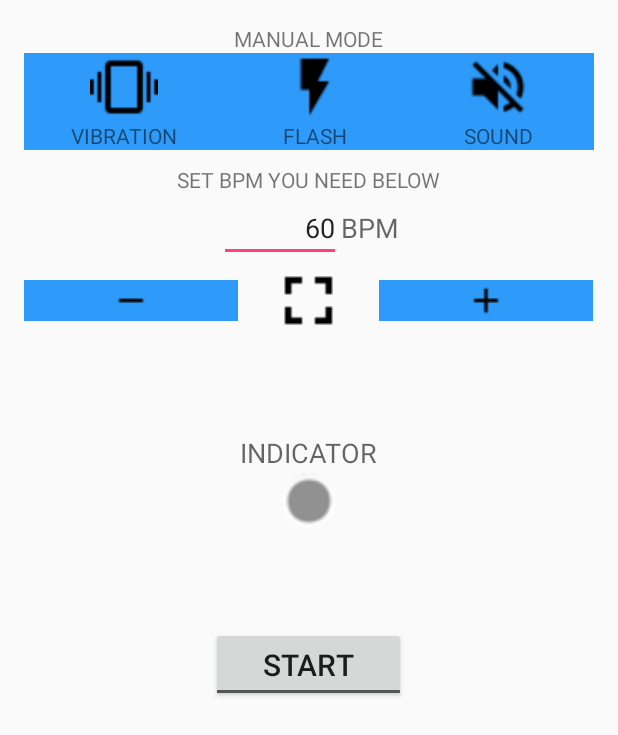
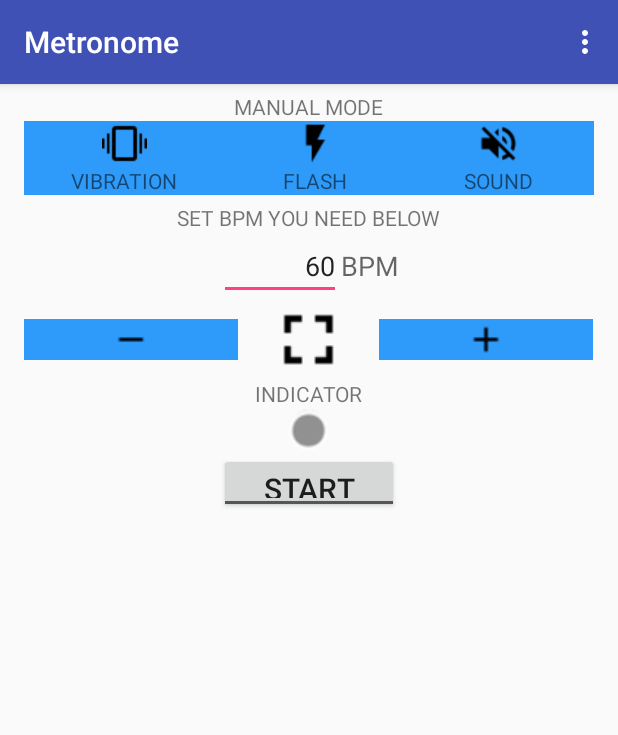
Before and after one commit to VitaliyLytvyn/Metronome, an Android app: the screen it shows after launch (MainActivity), on a phone screen of 412 x 824 dp. Shown: the top 735 px of the screen. Run offline under Robolectric (Android 15) with nearby library versions, the phone set to English and light mode, and no system bars; 1 statement that could not run was skipped.

Commit message:
3-d: fix synchro bug, change sound playing tool, add menu

```diff
--- a/app/src/main/AndroidManifest.xml
+++ b/app/src/main/AndroidManifest.xml
@@ -7,7 +7,6 @@
     <!-- <uses-feature android:name="android.hardware.camera" /> -->
     <uses-feature android:name="android.hardware.camera.flash" android:required="false" />
     <uses-permission android:name="android.permission.VIBRATE"/>
-
 
     <application
         android:allowBackup="true"
--- a/app/src/main/java/com/skyver/metronome/MVP.java
+++ b/app/src/main/java/com/skyver/metronome/MVP.java
@@ -43,7 +43,8 @@ public interface MVP {
         public void viewStarting();
         public void viewStopping();
         public boolean stopAllWorks();
-        public boolean startWorks(int interval);
+        public boolean startWorks(int interval, int soundId);
+        public boolean changeSound(int newSoundId);
         public boolean addWork(WorkTypes type);
         public boolean removeWork(WorkTypes type);
         public boolean changeBPM(int newBPM);
@@ -80,7 +81,8 @@ public interface MVP {
         public void startBinding();
         public void stopBinding();
         public boolean StopAllWorks();
-        public boolean StartWorks(int interval);
+        public boolean startWorks(int interval, int soundId);
+        public boolean changeSound(int newSoundId);
         public boolean addWork(WorkTypes type);
         public boolean removeWork(WorkTypes type);
         public boolean changeBPM(int newBPM);
--- a/app/src/main/java/com/skyver/metronome/model/works/WorkRunIndicator.java
+++ b/app/src/main/java/com/skyver/metronome/model/works/WorkRunIndicator.java
@@ -16,6 +16,8 @@ public class WorkRunIndicator extends WorkRunCommon {
     @Override
     public void run() {
 
+        mLastStartedTime = System.currentTimeMillis();//////
+
         Message msg = Message.obtain();
         try {
             if(ServiceForWork.mMessenger != null)
--- a/app/src/main/java/com/skyver/metronome/view/MainActivity.java
+++ b/app/src/main/java/com/skyver/metronome/view/MainActivity.java
@@ -6,7 +6,10 @@ import android.hardware.Camera;
 import android.os.Bundle;
 
 import android.preference.PreferenceManager;
+import android.support.v7.widget.Toolbar;
 import android.view.KeyEvent;
+import android.view.Menu;
+import android.view.MenuItem;
 import android.view.View;
 import android.widget.EditText;
 import android.widget.ImageView;
@@ -41,8 +44,8 @@ public class MainActivity
 
 
     //range - min and max of bpm
-    private static final int MIN_BPM = 20;
-    private static final int MAX_BPM = 180;
+    private static final int MIN_BPM = 10;
+    private static final int MAX_BPM = 300;
     public static final int DEFAULT_BPM = 60;
 
     public static final String BTN_VIBRO = "vibro_button";
@@ -50,8 +53,10 @@ public class MainActivity
     public static final String BTN_SOUND = "sound_button";
     public static final String BTN_START = "start_button";
     public static final String BPM_FIELD = "bpm_field";
+    public static final String SOUND_FIELD = "sound_field";
 
     private int mCurrentBPM;
+    private int mCurrentSound;
 
     private boolean mIsFlashAvailable;
 
@@ -64,8 +69,6 @@ public class MainActivity
 
     private ImageView indicator;
 
-
-
     /**
      * Hook method called when a new instance of Activity is created.
      * One time initialization code goes here, e.g., initializing
@@ -77,6 +80,11 @@ public class MainActivity
     protected void onCreate(Bundle savedInstanceState) {
         super.onCreate(savedInstanceState);
         setContentView(R.layout.activity_main);
+
+        ////////////////
+        Toolbar myToolbar = (Toolbar) findViewById(R.id.toolbar);
+        setSupportActionBar(myToolbar);
+        myToolbar.inflateMenu(R.menu.menu_main);
 
         initialiseComponents();
 
@@ -105,6 +113,7 @@ public class MainActivity
         mStartBtn.setChecked(sharedPref.getBoolean(BTN_START, false));  //default is false
 
         mCurrentBPM = sharedPref.getInt(BPM_FIELD, DEFAULT_BPM);
+        mCurrentSound = sharedPref.getInt(SOUND_FIELD, R.raw.variant_1);
 
         indicator = (ImageView) findViewById(R.id.indicatorView);
 
@@ -143,6 +152,7 @@ public class MainActivity
         editor.putBoolean(BTN_VIBRO, mVibroBtn.isChecked());
         editor.putBoolean(BTN_START, mStartBtn.isChecked());
         editor.putInt(BPM_FIELD, mCurrentBPM);
+        editor.putInt(SOUND_FIELD, mCurrentSound);
         editor.commit();
     }
 
@@ -165,7 +175,7 @@ public class MainActivity
      * this method is invoked every time when 'Flash' button is pressed
      * unless there is a Torch mode so we sett flag 'mIsFlashAvailable'
      * this method can return false even if flash is present
-     * becouse the Camera instance can be in use
+     * because the Camera instance can be in use
      * */
     private boolean checkIfFlashAvailable() {
         if (!getPackageManager().hasSystemFeature(PackageManager.FEATURE_CAMERA_FLASH))
@@ -217,7 +227,7 @@ public class MainActivity
 
                     //in generl flash can be present but not available at the moment(busy)
                     //in such a case we allow checking this option - flash we'll be used
-                    //as soon as it freed
+                    //as soon as it is freed
                     if(!mIsFlashAvailable && !checkIfFlashAvailable()){
                         mFlashBtn.setChecked(false);
                         Utils.showToast(this, "Flash is unavailable");
@@ -241,7 +251,7 @@ public class MainActivity
             }
             case R.id.buttonStartStop:{
                 if(((ToggleButton) btn).isChecked()) {
-                    isSuccess = getPresenter().startWorks(mCurrentBPM);
+                    isSuccess = getPresenter().startWorks(mCurrentBPM, mCurrentSound);
                     if(!isSuccess)
                         ((ToggleButton) btn).setChecked(false);
 
@@ -346,4 +356,46 @@ public class MainActivity
         }, 200);
     }
 
+    @Override
+    public boolean onCreateOptionsMenu(Menu menu) {
+        // Inflate the menu; this adds items to the action bar if it is present.
+        getMenuInflater().inflate(R.menu.menu_main, menu);
+        return true;
+    }
+
+    @Override
+    public boolean onOptionsItemSelected(MenuItem item) {
+        // Handle action bar item clicks here. The action bar will
+        // automatically handle clicks on the Home/Up button, so long
+        // as you specify a parent activity in AndroidManifest.xml.
+        int id = item.getItemId();
+
+        int soundId = mCurrentSound;
+
+        switch (id){
+
+            case R.id.variant_1 :
+                soundId = R.raw.variant_1;
+                break;
+
+            case R.id.variant_2 :
+                soundId = R.raw.variant_2;
+                break;
+
+            case R.id.variant_3 :
+                soundId = R.raw.variant_3;
+                break;
+
+            case R.id.variant_4 :
+                soundId = R.raw.variant_4;
+                break;
+
+            default:
+                return super.onOptionsItemSelected(item);
+        }
+
+        mCurrentSound = soundId;
+        getPresenter().changeSound(soundId);
+        return true;
+    }
 }
--- a/app/src/main/res/layout/activity_main.xml
+++ b/app/src/main/res/layout/activity_main.xml
@@ -1,4 +1,7 @@
 <?xml version="1.0" encoding="utf-8"?>
+
+
+
 <android.support.design.widget.CoordinatorLayout xmlns:android="http://schemas.android.com/apk/res/android"
     xmlns:app="http://schemas.android.com/apk/res-auto"
     xmlns:tools="http://schemas.android.com/tools"
@@ -7,6 +10,20 @@
     android:fitsSystemWindows="true"
     tools:context=".view.MainActivity">
 
+    <android.support.design.widget.AppBarLayout
+        android:layout_width="match_parent"
+        android:layout_height="wrap_content"
+        android:theme="@style/AppTheme.AppBarOverlay">
+
+        <android.support.v7.widget.Toolbar
+            android:id="@+id/toolbar"
+            android:layout_width="match_parent"
+            android:layout_height="?attr/actionBarSize"
+            android:background="?attr/colorPrimary"
+            app:popupTheme="@style/AppTheme.PopupOverlay" />
+
+    </android.support.design.widget.AppBarLayout>
+
     <include layout="@layout/content_main" />
 
 </android.support.design.widget.CoordinatorLayout>
--- a/app/src/main/res/layout/content_main.xml
+++ b/app/src/main/res/layout/content_main.xml
@@ -4,19 +4,21 @@
     xmlns:tools="http://schemas.android.com/tools"
     android:layout_width="match_parent"
     android:layout_height="match_parent"
-    android:paddingBottom="@dimen/activity_vertical_margin"
+    android:paddingBottom="0dp"
     android:paddingLeft="@dimen/activity_horizontal_margin"
     android:paddingRight="@dimen/activity_horizontal_margin"
-    android:paddingTop="@dimen/activity_vertical_margin"
     app:layout_behavior="@string/appbar_scrolling_view_behavior"
     tools:context=".view.MainActivity"
-    tools:showIn="@layout/activity_main">
+    tools:showIn="@layout/activity_main"
+    android:paddingTop="5dp">
 
     <LinearLayout
         android:orientation="vertical"
         android:layout_width="match_parent"
         android:layout_height="match_parent"
-        android:weightSum="1">
+        android:weightSum="1"
+        android:layout_alignParentEnd="false"
+        android:layout_alignParentStart="false">
 
         <RelativeLayout
             android:layout_width="match_parent"
@@ -30,7 +32,7 @@
                 android:id="@+id/textView"
                 android:layout_alignParentBottom="false"
                 android:layout_centerHorizontal="true"
-                android:layout_alignParentTop="true" />
+                android:layout_alignParentTop="false" />
 
         </RelativeLayout>
 
@@ -52,8 +54,8 @@
                 android:gravity="center">
 
                 <ToggleButton
-                    android:layout_width="45dp"
-                    android:layout_height="45dp"
+                    android:layout_width="30dp"
+                    android:layout_height="30dp"
                     android:id="@+id/buttonVibro"
                     android:background="@drawable/btn_vibro_sel"
                     android:textOn=""
@@ -80,8 +82,8 @@
                 android:gravity="center">
 
                 <ToggleButton
-                    android:layout_width="45dp"
-                    android:layout_height="45dp"
+                    android:layout_width="30dp"
+                    android:layout_height="30dp"
                     android:id="@+id/buttonFlash"
                     android:background="@drawable/btn_flash_sel"
                     android:textOn=""
@@ -106,8 +108,8 @@
                 android:gravity="center">
 
                 <ToggleButton
-                    android:layout_width="45dp"
-                    android:layout_height="45dp"
+                    android:layout_width="30dp"
+                    android:layout_height="30dp"
                     android:id="@+id/buttonSound"
                     android:background="@drawable/btn_sound_sel"
                     android:textOn=""
@@ -136,7 +138,7 @@
                 android:textAppearance="?android:attr/textAppearanceSmall"
                 android:text="SET BPM YOU NEED BELOW"
                 android:id="@+id/textView4"
-                android:layout_marginTop="10dp" />
+                android:layout_marginTop="5dp" />
 
             <LinearLayout
                 android:orientation="horizontal"
@@ -162,7 +164,8 @@
                     android:id="@+id/textView6" />
 
             </LinearLayout>
-            </LinearLayout>
+
+        </LinearLayout>
 
         <LinearLayout
             android:orientation="horizontal"
@@ -216,21 +219,21 @@
             android:orientation="vertical"
             android:layout_width="match_parent"
             android:layout_height="wrap_content"
-            android:layout_weight="0.26"
             android:gravity="center">
 
             <TextView
                 android:layout_width="wrap_content"
                 android:layout_height="wrap_content"
-                android:textAppearance="?android:attr/textAppearanceMedium"
+                android:textAppearance="?android:attr/textAppearanceSmall"
                 android:text="INDICATOR"
                 android:id="@+id/textView5" />
 
             <ImageView
-                android:layout_width="40dp"
-                android:layout_height="40dp"
+                android:layout_width="30dp"
+                android:layout_height="30dp"
                 android:id="@+id/indicatorView"
-                android:src="@drawable/presence_invisible" />
+                android:src="@drawable/presence_invisible"
+                android:adjustViewBounds="false" />
         </LinearLayout>
 
         <LinearLayout
@@ -240,8 +243,8 @@
             android:gravity="center">
 
             <ToggleButton
-                android:layout_width="130dp"
-                android:layout_height="50dp"
+                android:layout_width="120dp"
+                android:layout_height="40dp"
                 android:text="New ToggleButton"
                 android:id="@+id/buttonStartStop"
                 android:textSize="20sp"
--- a/app/src/main/res/menu/menu_main.xml
+++ b/app/src/main/res/menu/menu_main.xml
@@ -3,8 +3,24 @@
     xmlns:tools="http://schemas.android.com/tools"
     tools:context=".view.MainActivity">
     <item
-        android:id="@+id/action_settings"
+        android:id="@+id/variant_1"
         android:orderInCategory="100"
-        android:title="@string/action_settings"
+        android:title="@string/variant_1"
         app:showAsAction="never" />
+    <item
+        android:id="@+id/variant_2"
+        android:orderInCategory="101"
+        android:title="@string/variant_2"
+        app:showAsAction="never" />
+    <item
+        android:id="@+id/variant_3"
+        android:orderInCategory="102"
+        android:title="@string/variant_3"
+        app:showAsAction="never" />
+    <item
+        android:id="@+id/variant_4"
+        android:orderInCategory="103"
+        android:title="@string/variant_4"
+        app:showAsAction="never" />
+
 </menu>
--- a/app/src/main/res/values/strings.xml
+++ b/app/src/main/res/values/strings.xml
@@ -1,4 +1,8 @@
 <resources>
     <string name="app_name">Metronome</string>
     <string name="action_settings">Settings</string>
+    <string name="variant_1">VARIANT-1</string>
+    <string name="variant_2">VARIANT-2</string>
+    <string name="variant_3">VARIANT-3</string>
+    <string name="variant_4">VARIANT-4</string>
 </resources>
```
Also changed, not shown: app/src/main/java/com/skyver/metronome/model/ModelMetronome.java (+12 -2 lines), app/src/main/java/com/skyver/metronome/model/ServiceForWork.java (+27 -5 lines), app/src/main/java/com/skyver/metronome/model/works/WorkRunSound.java (+38 -24 lines), app/src/main/java/com/skyver/metronome/presenter/PresenterMetronome.java (+7 -2 lines), 6 other files.
